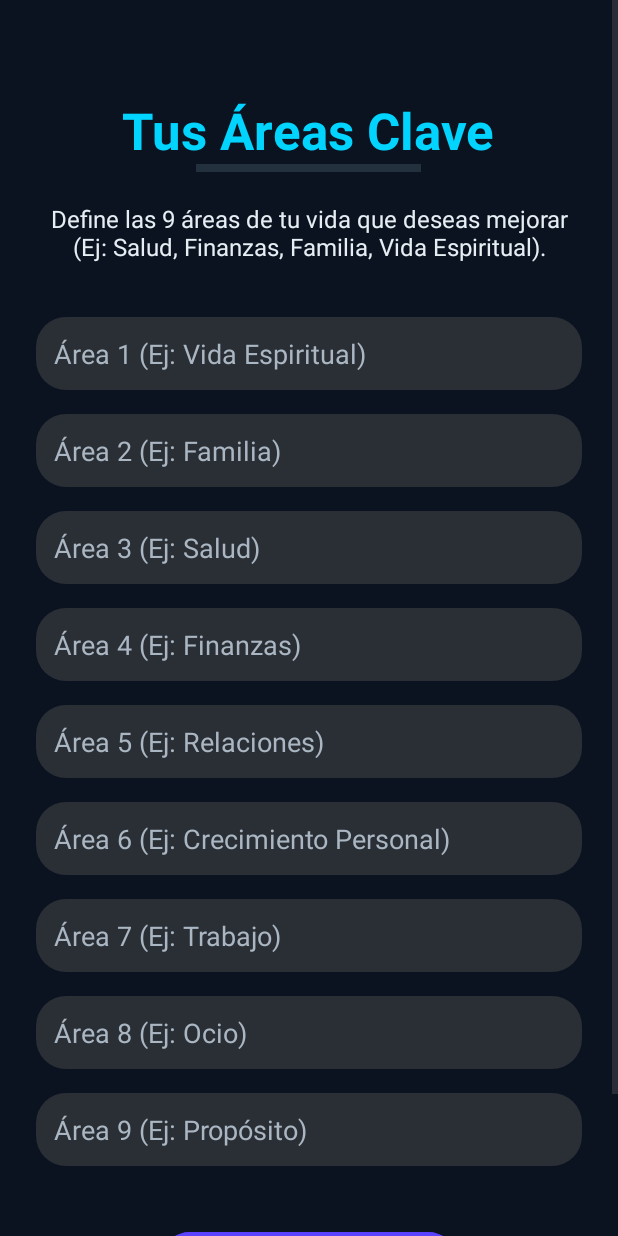
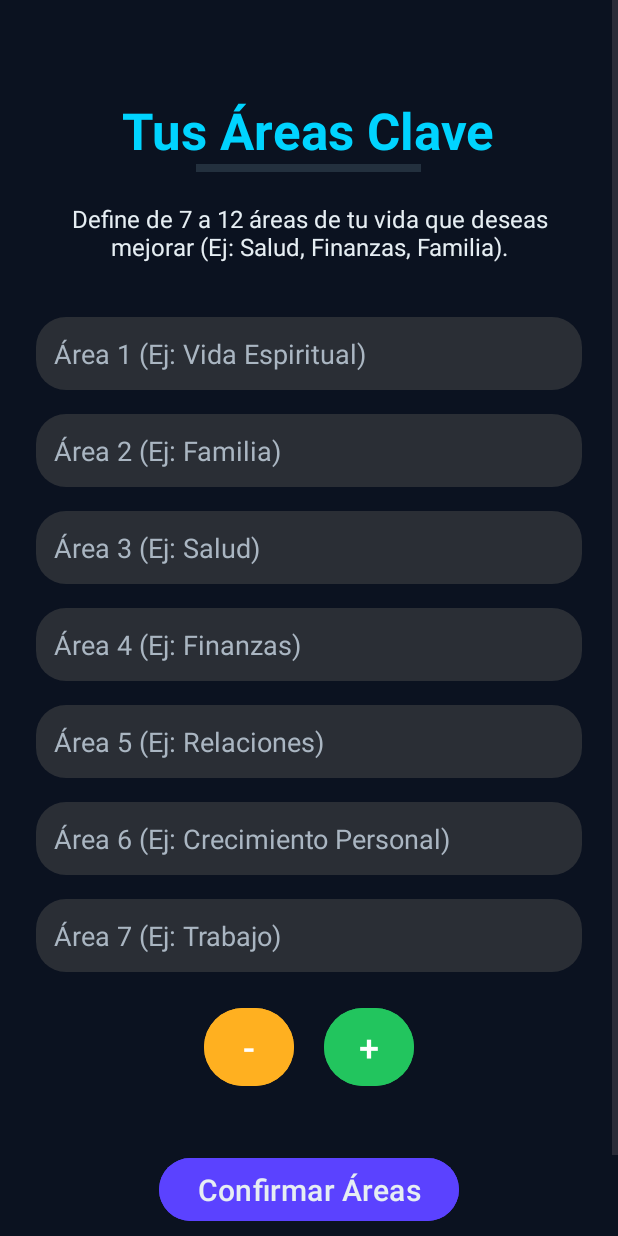
Before and after one commit to Bcio01/InfinityLive, an Android app: the SelectAreaActivity screen opened directly, with no data from a screen before it, on a phone screen of 412 x 824 dp. Run offline under Robolectric (Android 15) with nearby library versions, the light colour scheme and no system bars; our stand-ins replace Firebase (no records; nobody signed in at launch, a user with empty details on screens opened directly).

```diff
--- a/app/src/main/res/layout/activity_select_area.xml
+++ b/app/src/main/res/layout/activity_select_area.xml
@@ -1,5 +1,6 @@
 <?xml version="1.0" encoding="utf-8"?>
 <ScrollView xmlns:android="http://schemas.android.com/apk/res/android"
+    xmlns:app="http://schemas.android.com/apk/res-auto"
     android:layout_width="match_parent"
     android:layout_height="match_parent"
     android:fillViewport="true"
@@ -27,26 +28,23 @@
             android:layout_height="5sp"
             android:background="@color/divider"/>
 
-        <LinearLayout
-            android:layout_width="match_parent"
-            android:layout_height="wrap_content"
-            android:gravity="center"
-            android:orientation="vertical"
-            android:layout_marginTop="20sp"
-            android:layout_marginBottom="20sp">
-
         <TextView
             android:layout_width="match_parent"
             android:layout_height="wrap_content"
-                android:text="Define las 9 áreas de tu vida que deseas mejorar (Ej: Salud, Finanzas, Familia, Vida Espiritual)."
+            android:layout_marginTop="20sp"
+            android:layout_marginBottom="20sp"
+            android:text="Define de 7 a 12 áreas de tu vida que deseas mejorar (Ej: Salud, Finanzas, Familia)."
             android:textSize="16sp"
             android:textColor="@color/text_primary"
             android:gravity="center_horizontal"/>
 
-        </LinearLayout>
+        <LinearLayout
+            android:id="@+id/layoutAreasDinamicas"
+            android:layout_width="match_parent"
+            android:layout_height="wrap_content"
+            android:orientation="vertical">
 
             <EditText
-            android:id="@+id/etArea1"
                 android:layout_width="match_parent"
                 android:layout_height="wrap_content"
                 android:layout_marginTop="16sp"
@@ -57,7 +55,6 @@
                 android:textColorHint="@color/text_secondary" />
 
             <EditText
-            android:id="@+id/etArea2"
                 android:layout_width="match_parent"
                 android:layout_height="wrap_content"
                 android:layout_marginTop="16sp"
@@ -68,7 +65,6 @@
                 android:textColorHint="@color/text_secondary"/>
 
             <EditText
-            android:id="@+id/etArea3"
                 android:layout_width="match_parent"
                 android:layout_height="wrap_content"
                 android:layout_marginTop="16dp"
@@ -79,7 +75,6 @@
                 android:textColorHint="@color/text_secondary"/>
 
             <EditText
-            android:id="@+id/etArea4"
                 android:layout_width="match_parent"
                 android:layout_height="wrap_content"
                 android:layout_marginTop="16dp"
@@ -90,7 +85,6 @@
                 android:textColorHint="@color/text_secondary"/>
 
             <EditText
-            android:id="@+id/etArea5"
                 android:layout_width="match_parent"
                 android:layout_height="wrap_content"
                 android:layout_marginTop="16dp"
@@ -101,7 +95,6 @@
                 android:textColorHint="@color/text_secondary"/>
 
             <EditText
-            android:id="@+id/etArea6"
                 android:layout_width="match_parent"
                 android:layout_height="wrap_content"
                 android:layout_marginTop="16dp"
@@ -112,7 +105,6 @@
                 android:textColorHint="@color/text_secondary"/>
 
             <EditText
-            android:id="@+id/etArea7"
                 android:layout_width="match_parent"
                 android:layout_height="wrap_content"
                 android:layout_marginTop="16dp"
@@ -122,27 +114,32 @@
                 android:textColor="@color/text_primary"
                 android:textColorHint="@color/text_secondary"/>
 
-        <EditText
-            android:id="@+id/etArea8"
+        </LinearLayout>
+
+        <LinearLayout
             android:layout_width="match_parent"
             android:layout_height="wrap_content"
-            android:layout_marginTop="16dp"
-            android:hint="Área 8 (Ej: Ocio)"
-            android:inputType="textCapSentences"
-            android:background="@drawable/rounded_input"
-            android:textColor="@color/text_primary"
-            android:textColorHint="@color/text_secondary"/>
+            android:orientation="horizontal"
+            android:gravity="center"
+            android:layout_marginTop="20dp">
 
-        <EditText
-            android:id="@+id/etArea9"
-            android:layout_width="match_parent"
-            android:layout_height="wrap_content"
-            android:layout_marginTop="16dp"
-            android:hint="Área 9 (Ej: Propósito)"
-            android:inputType="textCapSentences"
-            android:background="@drawable/rounded_input"
-            android:textColor="@color/text_primary"
-            android:textColorHint="@color/text_secondary"/>
+            <Button
+                android:id="@+id/btnQuitarArea"
+                android:layout_width="60dp"
+                android:layout_height="60dp"
+                android:text="-"
+                android:textSize="24sp"
+                android:backgroundTint="@color/warning"
+                android:layout_marginEnd="20dp"/>
+
+            <Button
+                android:id="@+id/btnAnadirArea"
+                android:layout_width="60dp"
+                android:layout_height="60dp"
+                android:text="+"
+                android:textSize="24sp"
+                android:backgroundTint="@color/success"/>
+        </LinearLayout>
 
         <Button
             android:id="@+id/btnConfirmarAreas"
```
Also changed, not shown: app/src/main/java/com/saamael/infinitylive/SelectAreaActivity.kt (+87 -50 lines). Lines whose indentation alone changed are shown as unchanged.
